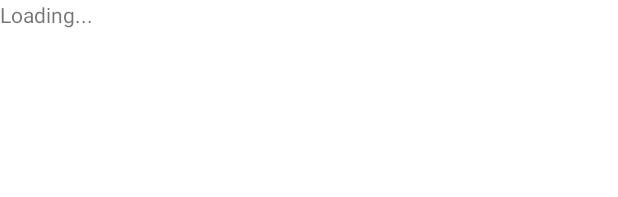
After one commit to bgilja/autotrolej-app, an Android app: the layout activity_main_application.xml on its own in the app's theme, with its tools: preview values and no code run, on a phone screen of 412 x 824 dp. The commit adds this screen. Shown: the top 197 px of the screen. Run offline under Robolectric (Android 15) with nearby library versions, the phone set to English and light mode, and no system bars.

Commit message:
Added loading page for fetching api data

```diff
--- a/Autotrolejapp/app/src/main/java/com/example/autotrolejapp/MainActivity.kt
+++ b/Autotrolejapp/app/src/main/java/com/example/autotrolejapp/MainActivity.kt
@@ -7,7 +7,6 @@ import androidx.fragment.app.Fragment
 import com.etebarian.meowbottomnavigation.MeowBottomNavigation
 import com.example.autotrolejapp.home.HomeFragment
 import com.example.autotrolejapp.map.MapFragment
-import com.github.barteksc.pdfviewer.PDFView
 
 class MainActivity : AppCompatActivity() {
 
--- /dev/null
+++ b/Autotrolejapp/app/src/main/res/layout/activity_main_application.xml
@@ -0,0 +1,16 @@
+<?xml version="1.0" encoding="utf-8"?>
+<androidx.constraintlayout.widget.ConstraintLayout xmlns:android="http://schemas.android.com/apk/res/android"
+    xmlns:tools="http://schemas.android.com/tools"
+    android:layout_width="match_parent"
+    android:layout_height="match_parent"
+    tools:context=".MainApplicationActivity">
+
+    <TextView
+        android:id="@+id/textView"
+        android:layout_width="wrap_content"
+        android:layout_height="wrap_content"
+        android:text="Loading..."
+        tools:layout_editor_absoluteX="200dp"
+        tools:layout_editor_absoluteY="359dp" />
+
+</androidx.constraintlayout.widget.ConstraintLayout>
```
Also changed, not shown: Autotrolejapp/app/src/main/AndroidManifest.xml (+8 -6 lines), Autotrolejapp/app/src/main/java/com/example/autotrolejapp/MainApplicationActivity.kt (added, +90 -0 lines), Autotrolejapp/app/src/main/java/com/example/autotrolejapp/home/HomeViewModel.kt (+0 -77 lines).
